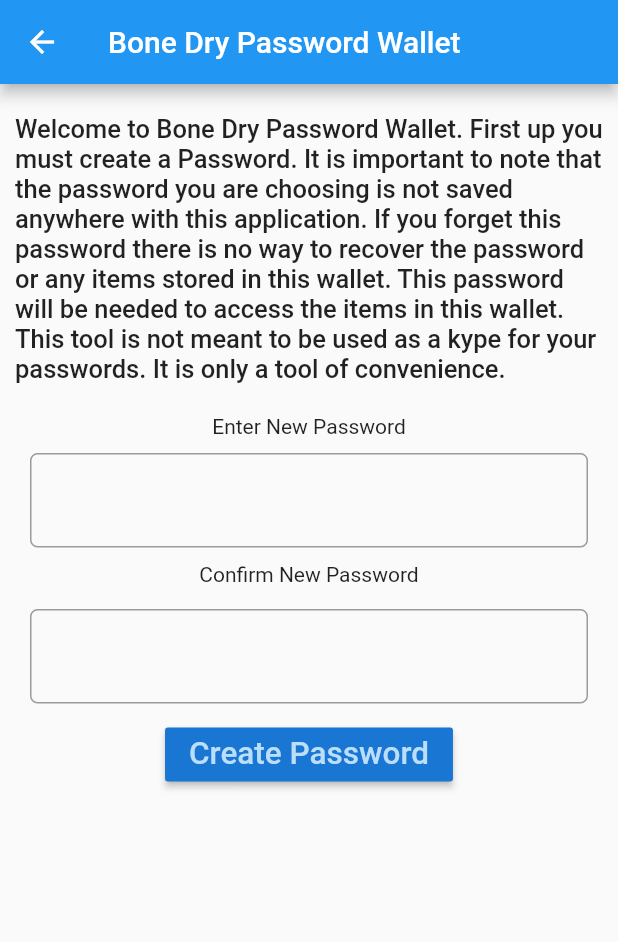
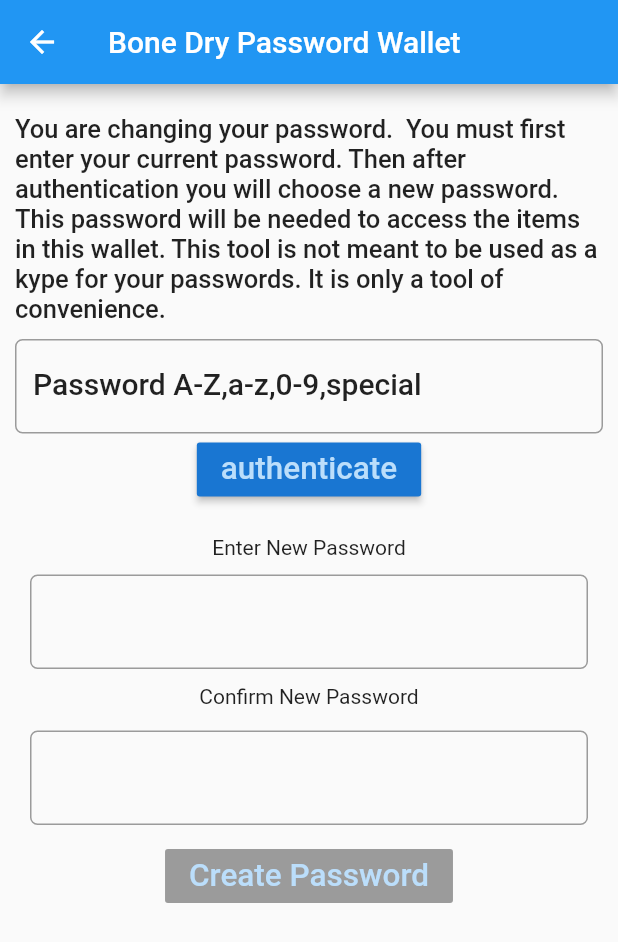
Before and after one commit to intelzombi/flutter_bone, a Flutter app: the screen it shows after launch, after a tap on "update password", on a phone screen of 412 x 824 dp. Shown: the top 942 px of the screen. Run offline on Flutter 3.47's test engine with Material 2 defaults, Android fonts, the phone set to English and light mode, and no system bars; our stand-ins replace sqflite; missing offline and left inert: wc_form_validators; accounts and stored records are empty.

Commit message:
Alpha 1.0 added update password so password can be changed at login screen if desired

```diff
--- a/lib/navigation/wallet_navigator.dart
+++ b/lib/navigation/wallet_navigator.dart
@@ -2,6 +2,7 @@ import 'package:flutter/cupertino.dart';
 import 'package:flutter/material.dart';
 import 'package:flutter_bone/models/wallet_item.dart';
 import 'package:flutter_bone/screens/create_password.dart';
+import 'package:flutter_bone/screens/update_password.dart';
 import 'package:flutter_bone/screens/wallet_item_detail.dart';
 import 'package:flutter_bone/screens/wallet_item_list.dart';
 
@@ -35,4 +36,15 @@ class WalletNavigator {
       // do something maybe
     }
   }
+
+  static void navigateToUpdatePassword(BuildContext context) async {
+    bool result = await Navigator.push(context, MaterialPageRoute(builder: (context) {
+      return UpdatePassword();
+    }));
+
+    if(result) {
+      // do something maybe
+    }
+  }
+
 }
--- a/lib/screens/login.dart
+++ b/lib/screens/login.dart
@@ -166,8 +166,7 @@ class _LoginState extends State<Login> {
                               textScaleFactor: 1.5,
                             ),
                             onPressed: () {
-                              //TODO create update password screen
-                              WalletNavigator.navigateToCreatePassword(context);
+                              WalletNavigator.navigateToUpdatePassword(context);
                             },
                           ),
                         ],
--- a/lib/screens/update_password.dart
+++ b/lib/screens/update_password.dart
@@ -1,223 +1,307 @@
-//@override
-//Widget build(BuildContext context) {
-//  TextStyle textStyle = Theme
-//      .of(context)
-//      .textTheme
-//      .title;
-//  return WillPopScope(
-//    onWillPop: () {
-//      moveToLastScreen();
-//    },
-//    child: Scaffold(
-//        appBar: AppBar(
-//          title: Text(appBarTitle),
-//          leading: IconButton(icon: Icon(Icons.arrow_back),
-//            onPressed: () {
-//              moveToLastScreen();
-//            },
-//          ),
-//        ),
-//        body: Container(
-//          child: Padding(
-//            padding: EdgeInsets.only(top: 15.0, left: 10.0, right: 10.0),
-//            child: ListView(
-//              children: <Widget>[
-//                //First Element
-//                Padding(
-//                  padding: EdgeInsets.only(top: 15.0, bottom: 15.0),
-//                  child: Text( _welcomeAcknowledged ? _initialWelcomeMessage : _welcomeMessage,
-//
-//                    style: textStyle,
-//                    softWrap: true,
-//                  ),
-//                ),
-//
-//                //Second Element
-//                Padding(
-//                  padding: EdgeInsets.only(top: 15.0, bottom: 15.0),
-//                  child: Text("Enter Password",
-//                  ),
-//                ),
-//
-//                //fourth Element
-//                Padding(
-//                  padding: EdgeInsets.only(top: 15.0, bottom: 15.0),
-//                  child: Column(
-//                    children: <Widget>[
-//                      Expanded(
-//                        child: TextFormField(
-//                          controller: passwordController,
-//                          style: textStyle,
-//                          decoration: InputDecoration(
-//                              labelText: "Password A-Z,a-z,0-9,special",
-//                              labelStyle: textStyle,
-//                              errorStyle: TextStyle(
-//                                color: Colors.redAccent,
-//                                fontSize: 15.0,
-//                              ),
-//                              border: OutlineInputBorder(
-//                                  borderRadius: BorderRadius.circular(5.0)
-//                              )
-//                          ),
-//                          validator: Validators.compose([
-//                            Validators.required('Password is required'),
-//                            Validators.patternString(r'^(?=.*?[A-Z])(?=.*?[a-z])(?=.*?[0-9])(?=.*?[!@#\$&*~]).{8,}$', 'Invalid Password')
-//                          ]),
-//                        ),
-//                      ),
-//                      Container(width: 5.0),
-//                      Expanded(
-//                        child: RaisedButton(
-//                          color: Theme
-//                              .of(context)
-//                              .primaryColorDark,
-//                          textColor: Theme
-//                              .of(context)
-//                              .primaryColorLight,
-//                          child: Text(
-//                            'set or update password',
-//                            textScaleFactor: 1.5,
-//                          ),
-//                          onPressed: () {
-//                            setState(() {
-//                              debugPrint("set password button clicked");
-//                              _generateSaltPepper();
-//                            });
-//                          },
-//                        ),
-//                      ),
-//                      Container(width: 5.0),
-//                      Expanded(
-//                        child: RaisedButton(
-//                          color: Theme
-//                              .of(context)
-//                              .primaryColorDark,
-//                          textColor: Theme
-//                              .of(context)
-//                              .primaryColorLight,
-//                          child: Text(
-//                            'Login',
-//                            textScaleFactor: 1.5,
-//                          ),
-//                          onPressed: () {
-//                            setState(() {
-//                              debugPrint("Login button clicked");
-//                              _testPassword();
-//                            });
-//                          },
-//                        ),
-//                      )
-//                    ],
-//                  ),
-//                ),
-//
-//                //fifth Element
-//                Padding(
-//                  padding: EdgeInsets.only(top: 15.0, bottom: 15.0),
-//                  child: Text(_decryptedMessage,
-//                  ),
-//                ),
-//                //sixth Element
-//                Padding(
-//                  padding: EdgeInsets.only(top: 15.0, bottom: 15.0),
-//                  child: Row(
-//                    children: <Widget>[
-//                      Expanded(
-//                        child: RaisedButton(
-//                          color: Theme
-//                              .of(context)
-//                              .primaryColorDark,
-//                          textColor: Theme
-//                              .of(context)
-//                              .primaryColorLight,
-//                          child: Text(
-//                            'salt',
-//                            textScaleFactor: 1.5,
-//                          ),
-//                          onPressed: () {
-//                            setState(() {
-//                              debugPrint("salt button clicked");
-//                              _generateSalt();
-//                            });
-//                          },
-//                        ),
-//                      ),
-//                      Container(width: 5.0),
-//                      Expanded(
-//                        child: RaisedButton(
-//                          color: Theme
-//                              .of(context)
-//                              .primaryColorDark,
-//                          textColor: Theme
-//                              .of(context)
-//                              .primaryColorLight,
-//                          child: Text(
-//                            'pepper',
-//                            textScaleFactor: 1.5,
-//                          ),
-//                          onPressed: () {
-//                            setState(() {
-//                              debugPrint("pepper button clicked");
-//                              _generatePepper();
-//                            });
-//                          },
-//                        ),
-//                      )
-//                    ],
-//                  ),
-//                ),
-//                //seventh Element
-//                Padding(
-//                  padding: EdgeInsets.only(top: 15.0, bottom: 15.0),
-//                  child: Row(
-//                    children: <Widget>[
-//                      Expanded(
-//                        child: RaisedButton(
-//                          color: Theme
-//                              .of(context)
-//                              .primaryColorDark,
-//                          textColor: Theme
-//                              .of(context)
-//                              .primaryColorLight,
-//                          child: Text(
-//                            'Encrypt',
-//                            textScaleFactor: 1.5,
-//                          ),
-//                          onPressed: () {
-//                            setState(() {
-//                              debugPrint("encrypt button clicked");
-//                              _encrypt();
-//                            });
-//                          },
-//                        ),
-//                      ),
-//                      Container(width: 5.0),
-//                      Expanded(
-//                        child: RaisedButton(
-//                          color: Theme
-//                              .of(context)
-//                              .primaryColorDark,
-//                          textColor: Theme
-//                              .of(context)
-//                              .primaryColorLight,
-//                          child: Text(
-//                            'Decrypt',
-//                            textScaleFactor: 1.5,
-//                          ),
-//                          onPressed: () {
-//                            setState(() {
-//                              debugPrint("Decrypt button clicked");
-//                              _decrypt();
-//                            });
-//                          },
-//                        ),
-//                      )
-//                    ],
-//                  ),
-//                )
-//              ],
-//            ),
-//          ),
-//        )),
-//  );
-//}
+import 'dart:async';
+import 'dart:typed_data';
+
+import 'package:flutter/material.dart';
+import 'package:flutter_bone/channels/cypher_channel.dart';
+import 'package:flutter_bone/data/password_data.dart';
+import 'package:flutter_bone/data/password_data_util.dart';
+import 'package:flutter_bone/data/salt_pepper.dart';
+import 'package:flutter_bone/data/salt_pepper_util.dart';
+import 'package:flutter_bone/models/password_item.dart';
+import 'package:flutter_bone/models/salt_pepper_item.dart';
+import 'package:flutter_bone/models/wallet_item.dart';
+import 'package:flutter_bone/models/wallet_item_encrypt.dart';
+import 'package:flutter_bone/navigation/wallet_navigator.dart';
+import 'package:flutter_bone/screens/wallet_item_list.dart';
+import 'package:flutter_bone/utils/database_helper.dart';
+import 'package:flutter_bone/utils/decrypt_encrypt.dart';
+import 'package:flutter_bone/utils/utils.dart';
+import 'package:flutter_bone/widgets/NewPassword.dart';
+import 'package:sqflite/sqlite_api.dart';
+
+class UpdatePassword extends StatefulWidget {
+  @override
+  _UpdatePasswordState createState() => _UpdatePasswordState();
+}
+
+class _UpdatePasswordState extends State<UpdatePassword> {
+  bool _updateAuthenticateButtonEnabled = false;
+  var _formKey = GlobalKey<FormState>();
+  String appBarTitle = "Bone Dry Password Wallet";
+  TextEditingController passwordConfirmController = TextEditingController();
+  TextEditingController passwordController = TextEditingController();
+
+  // local state variables
+  String _welcomeMessage =
+      "You are changing your password.  You must first enter your current password. Then after authentication you will choose a new password. " +
+      "This password will be needed to access the items in this wallet. This tool is not meant to be used as a kype " +
+      "for your passwords. It is only a tool of convenience.";
+
+  String _acknowledgementMessage = "UpdatePassword Successful";
+  String _updateAcknowledgementMessage = "Password Update Successful";
+  String _password = "";
+  String _decryptedPassword = "";
+  bool _authenticated = false;
+  DatabaseHelper databaseHelper = DatabaseHelper();
+  List<SaltPepperItem> _saltPepperItemList;
+  int spCount = 0;
+
+  List<PasswordItem> _passwordItemList;
+
+
+
+  @override
+  void initState() {
+    super.initState();
+    SaltPepperUtil.getSaltPepper(databaseHelper, saltSetState, pepperSetState, saltPepperSetState);
+    PasswordDataUtil.getPasswordData(databaseHelper, passwordSetState);
+  }
+
+  String _decryptedMessage = "decryptedMessage";
+
+  @override
+  Widget build(BuildContext context) {
+    TextStyle textStyle = Theme.of(context).textTheme.title;
+    return WillPopScope(
+      onWillPop: () {
+        moveToLastScreen();
+      },
+      child: Scaffold(
+        appBar: AppBar(
+          title: Text(appBarTitle),
+          leading: IconButton(
+            icon: Icon(Icons.arrow_back),
+            onPressed: () {
+              moveToLastScreen();
+            },
+          ),
+        ),
+        body: Container(
+          child: Padding(
+            padding: EdgeInsets.only(top: 15.0, left: 10.0, right: 10.0),
+            child: ListView(
+              children: <Widget>[
+                Padding(
+                  padding: EdgeInsets.only(top: 5.0, bottom: 5.0),
+                  child: Text(
+                    _welcomeMessage,
+                    textScaleFactor: .85,
+                    style: textStyle,
+                    softWrap: true,
+                  ),
+                ),
+                Form(
+                  key: _formKey,
+                  child: Padding(
+                      padding: EdgeInsets.only(top: 5.0, bottom: 5.0),
+                      child: Column(
+                        children: <Widget>[
+                          TextFormField(
+                            controller: passwordController,
+                            style: textStyle,
+                            decoration: InputDecoration(
+                                labelText: "Password A-Z,a-z,0-9,special",
+                                labelStyle: textStyle,
+                                errorStyle: TextStyle(
+                                  color: Colors.redAccent,
+                                  fontSize: 15.0,
+                                ),
+                                border: OutlineInputBorder(
+                                    borderRadius: BorderRadius.circular(5.0))),
+                            validator: (String value) {
+                              _firstStage(value);
+                              return null;
+                            },
+                          ),
+                          RaisedButton(
+                            color: Theme.of(context).primaryColorDark,
+                            textColor: Theme.of(context).primaryColorLight,
+                            child: Text(
+                              'authenticate',
+                              textScaleFactor: 1.5,
+                            ),
+                            onPressed: () {
+                              _splashDown();
+                              //_submitLogin();
+                            },
+                          ),
+                          Container(width: 5.0),
+                        ],
+                      )),
+                ),
+
+                NewPassword(_updatePassword, updateEnabled: _updateAuthenticateButtonEnabled,),
+              ],
+            ),
+          ),
+        ),
+      ),
+    );
+  }
+
+  List<WalletItem> walletItemList;
+  int count = 0;
+  Future<void> updateListViewFromEncrypted() async {
+    await databaseHelper.initializeDatabase();
+    List<WalletItemEncrypted> walletItemListEncrypted =
+    await databaseHelper.getWalletItemEncryptedList();
+    List<WalletItem> walletItemList = List<WalletItem>();
+    for (WalletItemEncrypted walletItemEncrypted in walletItemListEncrypted) {
+      WalletItem walletItem =
+      await DecryptUtil.decryptFrom(walletItemEncrypted);
+      walletItemList.add(walletItem);
+    }
+    setState(() {
+      this.walletItemList = walletItemList;
+      this.count = walletItemList.length;
+    });
+  }
+
+  void stopAndResetDB() {
+    //TODO think about a reset option if there is a failure.
+      int a = 4;
+  }
+
+  Future<void> updateWalletItems() async {
+    for(WalletItem walletItem in walletItemList) {
+      if(! await _save(walletItem)) {
+        stopAndResetDB();
+        break;
+      }
+    }
+  }
+
+  Future<bool> _save(WalletItem walletItem) async {
+    int result;
+    WalletItemEncrypted walletItemEncrypted = await EncryptUtil.encryptFrom(walletItem);
+    if (walletItem.id != null) {
+      walletItemEncrypted.id = walletItem.id;
+      result = await databaseHelper.updateWalletItemEncrypted(walletItemEncrypted);
+    } else {
+      result = await databaseHelper.insertWalletItemEncrypted(walletItemEncrypted);
+    }
+
+    if (result != 0) { //success
+      return true;
+    } else { //fail
+      return false;
+    }
+
+  }
+
+  void _updatePassword(String password) async {
+    _password = password;
+    await updateListViewFromEncrypted();
+    await SaltPepperUtil.generateSaltPepper(databaseHelper,saltSetState,pepperSetState);
+    await PasswordDataUtil.generatePasswordData(databaseHelper, _password, passwordDataSetState);
+    await updateWalletItems();
+    //
+    navigateToList();
+  }
+
+  void moveToLastScreen() {
+    Navigator.pop(context, true);
+  }
+
+  void passwordDataSetState(String clearPassword, Uint8List password) {
+    setState(() {
+      PasswordData.password = password;
+      PasswordData.clearPassword = clearPassword;
+    });
+  }
+
+  void saltSetState(Uint8List salt) {
+      setState(() {
+        SaltPepper.salt = salt;
+      });
+  }
+
+  void passwordSetState(List<PasswordItem> passwordItemList) {
+    setState(() {
+      this._passwordItemList = passwordItemList;
+      this.spCount = passwordItemList.length;
+    });
+  }
+  void pepperSetState(Uint8List pepper) {
+    setState(() {
+      SaltPepper.pepper = pepper;
+    });
+  }
+
+  void saltPepperSetState(List<SaltPepperItem> saltPepperItemList) {
+    setState(() {
+      this._saltPepperItemList = saltPepperItemList;
+      this.spCount = saltPepperItemList.length;
+      SaltPepper.salt = saltPepperItemList[0].salt;
+      SaltPepper.pepper = saltPepperItemList[0].pepper;
+    });
+  }
+
+  void navigateToList() async {
+    bool result = await Navigator.push(context, MaterialPageRoute(builder: (context) {
+      return WalletItemList();
+    }));
+
+    if(result) {
+      // do something maybe
+    }
+  }
+  void _firstStage(String password) {
+    setState(() {
+      _password = password;
+    });
+  }
+  Future<void> _stagePassword() async {
+    await PasswordDataUtil.getPasswordData(databaseHelper, passwordSetState);
+
+  }
+
+  void _splashDown() {
+    _authenticateLogin();
+  }
+
+  void decryptSetState(String decryptedMessage) {
+    setState(() {
+      _decryptedPassword = decryptedMessage;
+    });
+  }
+
+  Future<void> _authenticateLogin() async {
+    if (_formKey.currentState.validate()) {
+      await _stagePassword();
+      if(_passwordItemList.isEmpty) {
+        Notifier(context).showAlertDialog(
+            "Password is Incorrect",
+            "Please Re-Enter Password \nHave you SET your password?");
+      }else {
+        Uint8List encryptPassword = _passwordItemList[0].password;
+        await CypherChannel.decryptMsg(decryptSetState, encryptPassword, _password,
+            SaltPepper.salt, SaltPepper.pepper);
+        if (_comparePasswords()) {
+          PasswordData.password = encryptPassword;
+          PasswordData.clearPassword = _password;
+          _updateAuthenticateButtonEnabled = true;
+          //WalletNavigator.navigateToList(context);
+        } else {
+          Notifier(context).showAlertDialog(
+              "Password is Incorrect",
+              "Please Re-Enter Password \nHave you SET your password?");
+        }
+      }
+    }
+  }
+
+  void updatePassword() {
+    _password = passwordController.text;
+  }
+
+  bool _comparePasswords() {
+    if(_password == _decryptedPassword) {
+      _authenticated = true;
+      return true;
+    } else {
+      _authenticated = false;
+      return false;
+    }
+  }
+}
--- a/lib/widgets/NewPassword.dart
+++ b/lib/widgets/NewPassword.dart
@@ -5,13 +5,14 @@ import 'package:flutter_bone/utils/utils.dart';
 class NewPassword extends StatefulWidget {
 
   Function successfulAction;
+  bool updateEnabled;
 
   @override
   NewPasswordState createState() {
     return NewPasswordState(successfulAction);
   }
 
-  NewPassword(this.successfulAction);
+  NewPassword(this.successfulAction, {this.updateEnabled=true,});
 }
 
 class NewPasswordState extends State<NewPassword> {
@@ -21,6 +22,17 @@ class NewPasswordState extends State<NewPassword> {
   Function successfulAction;
 
   NewPasswordState(this.successfulAction);
+
+  @override
+  void initState() {
+    super.initState();
+
+  }
+
+  @override
+  void dispose() {
+    super.dispose();
+  }
 
   @override
   Widget build(BuildContext context) {
@@ -97,9 +109,10 @@ class NewPasswordState extends State<NewPassword> {
                     Padding(
                       padding: EdgeInsets.only(top: 5.0, bottom: 5.0),
                       child: RaisedButton(
-                        color: Theme
+                        color: widget.updateEnabled ? Theme
                             .of(context)
-                            .primaryColorDark,
+                            .primaryColorDark:
+                        Theme.of(context).primaryColorLight,
                         textColor: Theme
                             .of(context)
                             .primaryColorLight,
@@ -107,7 +120,8 @@ class NewPasswordState extends State<NewPassword> {
                           'Create Password',
                           textScaleFactor: 1.5,
                         ),
-                        onPressed: () {
+                        onPressed:  !widget.updateEnabled ? null : () {
+
                           if (_formKey.currentState.validate()) {
                             if (_comparePasswords()) {
                               successfulAction(passwordController.text);
```
